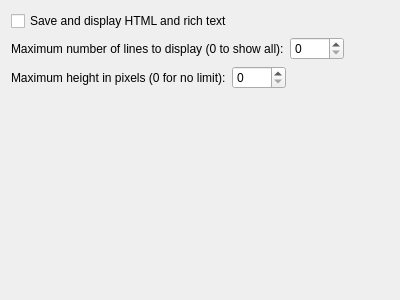
This is plugins/itemtext/itemtextsettings.ui in hluk/CopyQ as Qt 5 draws it before an edit. The edited form follows.
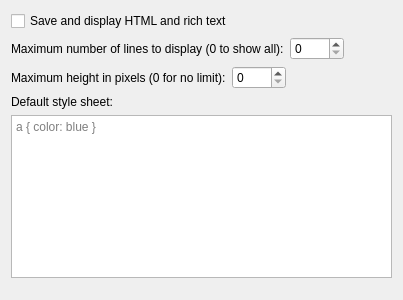
This is the edited form.

Commit message:
ItemText: Allow set default style sheet
Allows to override the default link color.

Fixes #1859

```diff
--- a/plugins/itemtext/itemtextsettings.ui
+++ b/plugins/itemtext/itemtextsettings.ui
@@ -6,7 +6,7 @@
    <rect>
     <x>0</x>
     <y>0</y>
-    <width>400</width>
+    <width>403</width>
     <height>300</height>
    </rect>
   </property>
@@ -86,6 +86,23 @@
      </item>
     </layout>
    </item>
+   <item>
+    <widget class="QLabel" name="label_3">
+     <property name="text">
+      <string>Default style sheet:</string>
+     </property>
+     <property name="buddy">
+      <cstring>textEditDefaultStyleSheet</cstring>
+     </property>
+    </widget>
+   </item>
+   <item>
+    <widget class="QPlainTextEdit" name="textEditDefaultStyleSheet">
+     <property name="placeholderText">
+      <string notr="true">a { color: blue }</string>
+     </property>
+    </widget>
+   </item>
    <item>
     <spacer name="verticalSpacer">
      <property name="orientation">
```
Left out of the diff: 6 changed lines with no effect on the pictures. The commit also changes 2 other files.
